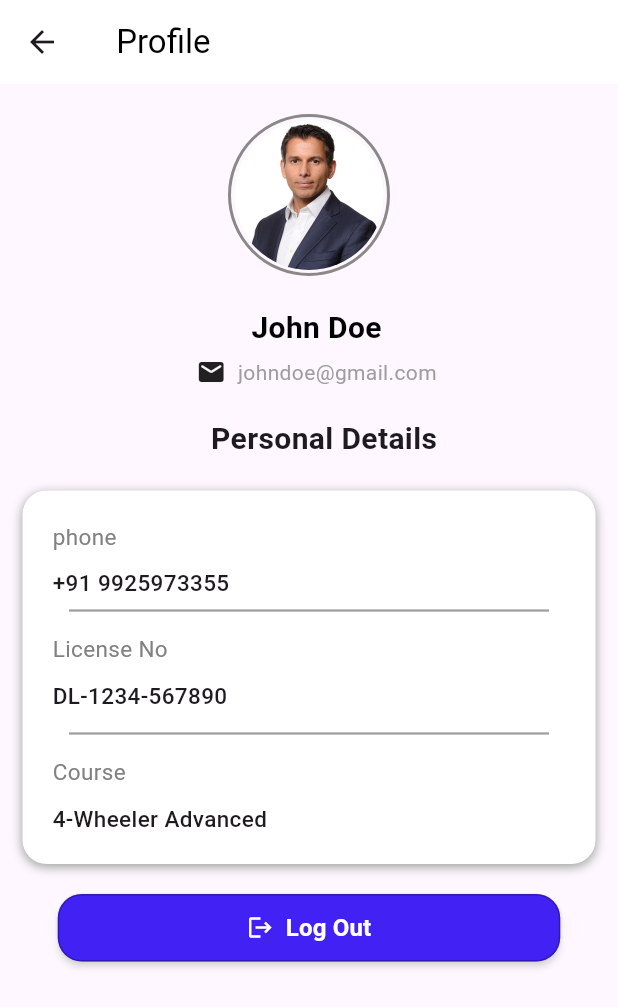
After one commit to Yash4964/motor_vehicle, a Flutter app: the EditProfilePage screen opened directly, on a phone screen of 412 x 824 dp. The commit adds this screen. Shown: the top 1007 px of the screen. Run offline on Flutter 3.47's test engine with Material 3 defaults, Android fonts, the light colour scheme and no system bars; our stand-ins replace get.

Commit message:
customer splash,login,aboutus,profile updated

```diff
--- /dev/null
+++ b/lib/ui/customer/home/booking_page.dart
@@ -0,0 +1,28 @@
+import 'package:flutter/material.dart';
+
+class BookingPage extends StatelessWidget {
+  const BookingPage({super.key});
+
+  @override
+  Widget build(BuildContext context) {
+    return Scaffold(
+      backgroundColor: const Color(0xFFF1F4F8),
+      // appBar: AppBar(
+      //   backgroundColor: Colors.white,
+      //   elevation: 1,
+      //   title: const Text(
+      //     "My Profile",
+      //     style: TextStyle(
+      //       color: Colors.blueAccent,
+      //       fontWeight: FontWeight.bold,
+      //     ),
+      //   ),
+      //   centerTitle: true,
+      //   iconTheme: const IconThemeData(color: Colors.blueAccent),
+      // ),
+      body: Center(
+        child: Text("booking"),
+      ),
+    );
+  }
+}
--- /dev/null
+++ b/lib/ui/customer/home/edit_profile_page.dart
@@ -0,0 +1,242 @@
+import 'package:flutter/material.dart';
+import 'package:get/get.dart';
+import 'package:get/utils.dart';
+import 'package:motor_vehicle/ui/login_page.dart';
+
+class EditProfilePage extends StatelessWidget {
+  const EditProfilePage({super.key});
+
+  @override
+  Widget build(BuildContext context) {
+    return Scaffold(
+      appBar: AppBar(
+        title: const Text(
+          " Profile",
+          style: TextStyle(color: Colors.black),
+        ),
+        backgroundColor: Colors.white,
+      ),
+      body: SingleChildScrollView(
+        child: Container(
+          child: Column(
+            children: [
+              Center(
+                child: Padding(
+                  padding: const EdgeInsets.only(top: 20.0),
+                  child: Container(
+                    padding: EdgeInsets.all(2),
+                    decoration: BoxDecoration(
+                      shape: BoxShape.circle,
+                      border: Border.all(
+                        color: const Color.fromARGB(255, 139, 136, 136),
+                        width: 2,
+                      ),
+                    ),
+                    child: CircleAvatar(
+                      radius: 50,
+                      backgroundImage: AssetImage("assets/images/person.jpg"),
+                    ),
+                  ),
+                ),
+              ),
+
+              // SizedBox(height: 3,),
+              Column(
+                children: [
+                  Padding(
+                    padding: const EdgeInsets.only(top: 20, left: 10),
+                    child: Text(
+                      "John Doe",
+                      style: TextStyle(
+                        color: Colors.black,
+                        fontSize: 20,
+                        fontWeight: FontWeight.bold,
+                      ),
+                    ),
+                  ),
+                  SizedBox(height: 5),
+                  Center(
+                    child: Row(
+                      mainAxisAlignment: MainAxisAlignment.center,
+                      children: [
+                        Padding(
+                          padding: EdgeInsets.only(left: 10),
+                          child: Icon(Icons.mail_rounded, size: 20),
+                        ),
+
+                        Padding(
+                          padding: EdgeInsets.only(left: 4),
+                          child: Text(
+                            " johndoe@gmail.com",
+                            style: TextStyle(color: Colors.grey),
+                          ),
+                        ),
+                      ],
+                    ),
+                  ),
+                ],
+              ),
+              SizedBox(height: 20),
+              Center(
+                child: Row(
+                  mainAxisAlignment: MainAxisAlignment.center,
+                  children: [
+                    Padding(
+                      padding: const EdgeInsets.only(left: 20, bottom: 10),
+                      child: Text(
+                        "Personal Details",
+                        style: TextStyle(
+                          fontSize: 20,
+                          fontWeight: FontWeight.bold,
+                        ),
+                      ),
+                    ),
+                  ],
+                ),
+              ),
+              SizedBox(height: 10),
+              Padding(
+                padding: const EdgeInsets.only(left: 15.0, right: 15.0),
+                child: Container(
+                  padding: EdgeInsets.only(top: 20, bottom: 20),
+                  decoration: BoxDecoration(
+                    color: Colors.white,
+                    borderRadius: BorderRadius.circular(16),
+                    boxShadow: [
+                      BoxShadow(
+                        color: Colors.grey,
+                        blurRadius: 5,
+                        offset: Offset(0, 2),
+                      ),
+                    ],
+                  ),
+                  child: Column(
+                    crossAxisAlignment: CrossAxisAlignment.start,
+                    children: [
+                      Padding(
+                        padding: const EdgeInsets.only(left: 20),
+                        child: Text(
+                          "phone",
+                          style: TextStyle(
+                            fontSize: 15,
+                            color: const Color.fromARGB(255, 129, 129, 129),
+                          ),
+                        ),
+                      ),
+                      SizedBox(height: 10),
+                      Padding(
+                        padding: const EdgeInsets.only(left: 20),
+                        child: Text(
+                          "+91 9925973355",
+                          style: TextStyle(
+                            fontSize: 15,
+                            fontWeight: FontWeight.w500,
+                          ),
+                        ),
+                      ),
+
+                      Center(
+                        child: Container(
+                          width: 320,
+                          child: Divider(color: Colors.grey, thickness: 1.5),
+                        ),
+                      ),
+
+                      Padding(
+                        padding: const EdgeInsets.only(left: 20, top: 7),
+                        child: Text(
+                          "License No",
+                          style: TextStyle(
+                            fontSize: 15,
+                            color: const Color.fromARGB(255, 129, 129, 129),
+                          ),
+                        ),
+                      ),
+                      SizedBox(height: 10),
+                      Padding(
+                        padding: const EdgeInsets.only(left: 20, bottom: 7),
+                        child: Text(
+                          "DL-1234-567890",
+                          style: TextStyle(
+                            fontSize: 15,
+                            fontWeight: FontWeight.w500,
+                          ),
+                        ),
+                      ),
+                      Center(
+                        child: Container(
+                          width: 320,
+                          child: Divider(color: Colors.grey, thickness: 1.5),
+                        ),
+                      ),
+                      Padding(
+                        padding: const EdgeInsets.only(left: 20, top: 7),
+                        child: Text(
+                          "Course",
+                          style: TextStyle(
+                            fontSize: 15,
+                            color: const Color.fromARGB(255, 129, 129, 129),
+                          ),
+                        ),
+                      ),
+                      SizedBox(height: 10),
+                      Padding(
+                        padding: const EdgeInsets.only(left: 20),
+                        child: Text(
+                          "4-Wheeler Advanced",
+                          style: TextStyle(
+                            fontSize: 15,
+                            fontWeight: FontWeight.w500,
+                          ),
+                        ),
+                      ),
+                    ],
+                  ),
+                ),
+              ),
+              Padding(
+                padding: const EdgeInsets.only(top: 20.0),
+                child: Container(
+                  width: 335,
+                  height: 45,
+                  child: TextButton(
+                    onPressed: () {
+                      Get.to(LoginPage());
+                    },
+                    style: TextButton.styleFrom(
+                      backgroundColor:  const Color.fromARGB(255, 65, 33, 243),
+                      padding: EdgeInsets.symmetric(vertical: 6),
+                      shape: RoundedRectangleBorder(
+                        borderRadius: BorderRadius.circular(16),
+                        side: BorderSide(color: Colors.black26),
+                      ),
+                      elevation: 2,
+                      shadowColor: Colors.grey.shade100,
+                    ),
+                    child: Row(
+
+                      mainAxisAlignment: MainAxisAlignment.center,
+                      children: [
+
+                        Icon(Icons.logout, color: Colors.white),
+                        SizedBox(width: 8),
+                        Text(
+                          "Log Out",
+                          style: TextStyle(
+                            color: Colors.white,
+                            fontSize: 16,
+                            fontWeight: FontWeight.w600,
+                          ),
+                        ),
+                      ],
+                    ),
+                  ),
+                ),
+              ),
+            ],
+          ),
+        ),
+      ),
+    );
+  }
+}
--- a/lib/ui/customer/home/profile_page.dart
+++ b/lib/ui/customer/home/profile_page.dart
@@ -24,13 +24,14 @@ class ProfilePage extends StatelessWidget {
       //   centerTitle: true,
       //   iconTheme: const IconThemeData(color: Colors.blueAccent),
       // ),
+
       body: SingleChildScrollView(
         child: Column(
           children: [
             Padding(
-              padding: const EdgeInsets.all(20.0),
+              padding: const EdgeInsets.only(top:50.0,left: 25,right: 25,bottom: 30),
               child: Container(
-                height: 140,
+                height: 150,
                 width: 600,
                 decoration: BoxDecoration(
                   color: Colors.white,
@@ -208,36 +209,36 @@ class ProfilePage extends StatelessWidget {
               ),
             ),
             SizedBox(height: 20),
-            Container(
-              width: 335,
-              child: TextButton(
-                onPressed: () {Get.to(EditProfilePage());},
-                style: TextButton.styleFrom(
-                  backgroundColor: Colors.white,
-                  padding: EdgeInsets.symmetric(horizontal: 100, vertical: 10),
-                  shape: RoundedRectangleBorder(
-                    borderRadius: BorderRadius.circular(12),
-                    side: BorderSide(color: Colors.black45),
-                  ),
-                ),
-                child: Row(
-                  children: [
-                    Padding(
-                      padding: EdgeInsets.only(left: 30),
-                      child: Icon(Icons.edit, color: Colors.black),
-                    ),
+            // Container(
+            //   width: 335,
+            //   child: TextButton(
+            //     onPressed: () {Get.to(EditProfilePage());},
+            //     style: TextButton.styleFrom(
+            //       backgroundColor: Colors.white,
+            //       padding: EdgeInsets.symmetric(horizontal: 100, vertical: 10),
+            //       shape: RoundedRectangleBorder(
+            //         borderRadius: BorderRadius.circular(12),
+            //         side: BorderSide(color: Colors.black45),
+            //       ),
+            //     ),
+                // child: Row(
+                //   children: [
+                //     Padding(
+                //       padding: EdgeInsets.only(left: 30),
+                //       child: Icon(Icons.edit, color: Colors.black),
+                //     ),
 
-                    Padding(
-                      padding: EdgeInsets.only(left: 4),
-                      child: Text(
-                        "Edit Profile",
-                        style: TextStyle(color: Colors.black),
-                      ),
-                    ),
-                  ],
-                ),
-              ),
-            ),
+                //     Padding(
+                //       padding: EdgeInsets.only(left: 4),
+                //       child: Text(
+                //         "Edit Profile",
+                //         style: TextStyle(color: Colors.black),
+                //       ),
+                //     ),
+                //   ],
+                // ),
+            //   ),
+            // ),
             SizedBox(height: 10),
 
             Container(
```
